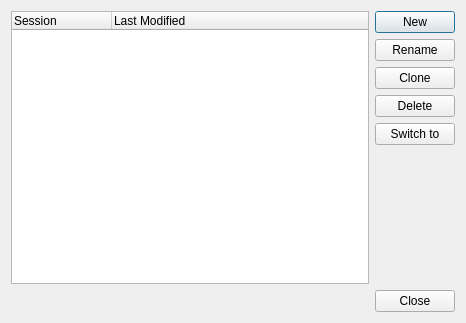
The window that src/lib/session/sessionmanagerdialog.ui (tenrok/kclient3) describes before a commit, drawn with Qt 5.
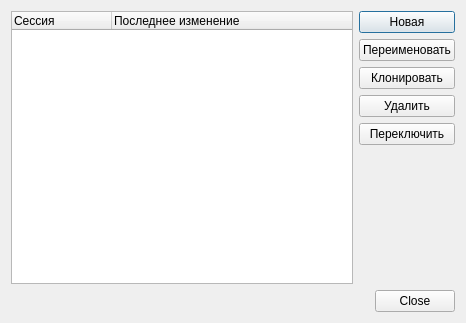
The same window after the commit.

What changed in the file:
```diff
--- a/src/lib/session/sessionmanagerdialog.ui
+++ b/src/lib/session/sessionmanagerdialog.ui
@@ -21,12 +21,12 @@
      </property>
      <column>
       <property name="text">
-       <string>Session</string>
+       <string>Сессия</string>
       </property>
      </column>
      <column>
       <property name="text">
-       <string>Last Modified</string>
+       <string>Последнее изменение</string>
       </property>
      </column>
     </widget>
@@ -36,35 +36,35 @@
      <item>
       <widget class="QPushButton" name="newButton">
        <property name="text">
-        <string>New</string>
+        <string>Новая</string>
        </property>
       </widget>
      </item>
      <item>
       <widget class="QPushButton" name="renameButton">
        <property name="text">
-        <string>Rename</string>
+        <string>Переименовать</string>
        </property>
       </widget>
      </item>
      <item>
       <widget class="QPushButton" name="cloneButton">
        <property name="text">
-        <string>Clone</string>
+        <string>Клонировать</string>
        </property>
       </widget>
      </item>
      <item>
       <widget class="QPushButton" name="deleteButton">
        <property name="text">
-        <string>Delete</string>
+        <string>Удалить</string>
        </property>
       </widget>
      </item>
      <item>
       <widget class="QPushButton" name="switchToButton">
        <property name="text">
-        <string>Switch to</string>
+        <string>Переключить</string>
        </property>
       </widget>
      </item>
```
Left out of the diff: 2 changed lines with no effect on the pictures.
